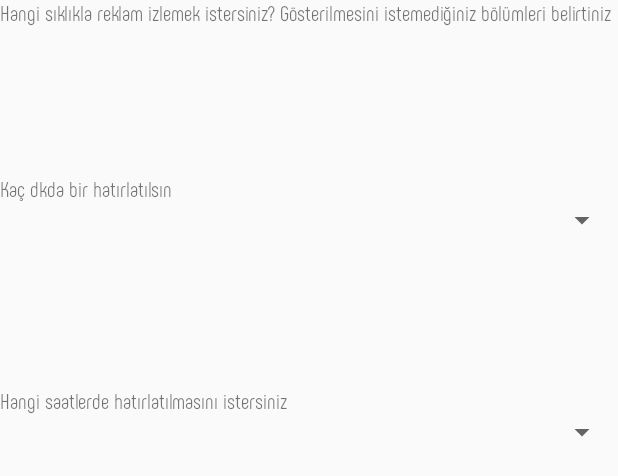
After one commit to hacegan/arabulkazan, an Android app: the layout fragment_notificationremember.xml on its own in the app's theme, with its tools: preview values and no code run, on a phone screen of 412 x 824 dp. The commit adds this screen. Shown: the top 476 px of the screen. Run offline under Robolectric (Android 15) with nearby library versions, the phone set to English and light mode, and no system bars; network calls fail; Roboto replaces fonts that are not available here.

Commit message:
Bildirimler ayarlarına başlanıldı.Real time ve elapsed notification olayları anlaşıldı.Uygulamaya başlanıldı.

```diff
--- a/app/src/main/AndroidManifest.xml
+++ b/app/src/main/AndroidManifest.xml
@@ -6,6 +6,8 @@
     <uses-permission android:name="android.permission.INTERNET" />
     <uses-permission android:name="android.permission.ACCESS_NETWORK_STATE" />
     <uses-permission android:name="android.permission.BLUETOOTH"></uses-permission>
+    <uses-permission android:name="android.permission.WAKE_LOCK" />
+    <uses-permission android:name="android.permission.RECEIVE_BOOT_COMPLETED" />
 
     <application
         android:allowBackup="true"
@@ -28,9 +30,7 @@
 
 
 <activity android:name=".anasayfa_giris"></activity>
-        <activity android:name=".Anasayfa_Giris_Kaydol">
 
-        </activity>
 
 
     </application>
--- a/app/src/main/res/layout/action_bar.xml
+++ b/app/src/main/res/layout/action_bar.xml
@@ -50,7 +50,7 @@
                     app:srcCompat="@drawable/coins" />
 
                 <arabulkazan.albatros.com.arabulkazan.CustomUI.MyTextView
-                    android:id="@+id/textView5"
+                    android:id="@+id/zencounttxt"
                     android:layout_width="wrap_content"
                     android:layout_height="match_parent"
                     android:layout_weight="1"
--- /dev/null
+++ b/app/src/main/res/layout/fragment_notificationremember.xml
@@ -0,0 +1,35 @@
+<?xml version="1.0" encoding="utf-8"?>
+<LinearLayout xmlns:android="http://schemas.android.com/apk/res/android"
+    android:orientation="vertical" android:layout_width="match_parent"
+    android:layout_height="match_parent">
+
+    <TextView
+        android:layout_width="match_parent"
+        android:layout_height="wrap_content"
+        android:text="Hangi sıklıkla reklam izlemek istersiniz? Gösterilmesini istemediğiniz bölümleri belirtiniz" />
+
+    <TextView
+        android:layout_width="match_parent"
+        android:layout_height="wrap_content"
+        android:layout_marginTop="100dp"
+        android:text="Kaç dkda bir hatırlatılsın" />
+
+    <Spinner
+        android:layout_width="match_parent"
+        android:layout_height="wrap_content"
+android:id="@+id/kacdkhatirlatspinner"
+        />
+
+    <TextView
+        android:layout_width="match_parent"
+        android:layout_height="wrap_content"
+        android:text="Hangi saatlerde hatırlatılmasını istersiniz"
+        android:layout_marginTop="100dp"
+        />
+
+    <Spinner
+        android:layout_width="match_parent"
+        android:layout_height="wrap_content"
+        android:id="@+id/hangisaathatirlatspinner"
+        />
+</LinearLayout>
```
Also changed, not shown: app/src/main/java/arabulkazan/albatros/com/arabulkazan/Fragments/NotificationRemember.java (added, +79 -0 lines), app/src/main/java/arabulkazan/albatros/com/arabulkazan/Fragments/Reset_Pass.java (added, +82 -0 lines), app/src/main/java/arabulkazan/albatros/com/arabulkazan/Fragments/Revenues.java (+7 -1 lines), app/src/main/java/arabulkazan/albatros/com/arabulkazan/Helpers/Data.java (+24 -0 lines), app/src/main/res/layout/fragment_sifremiunuttum.xml (+36 -4 lines).
